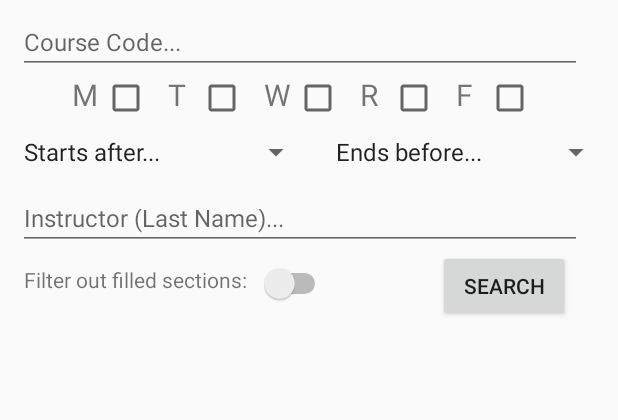
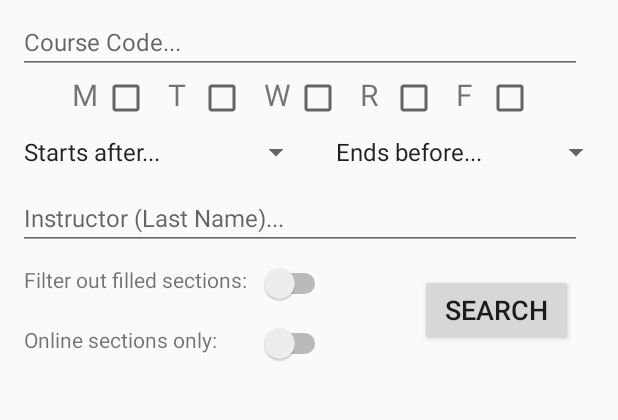
Before and after one commit to tysondoberneck/GradPlanProject, an Android app: the SearchActivity screen opened directly, with no data from a screen before it, on a phone screen of 412 x 824 dp, the part 84-504 px from its top. Run offline under Robolectric (Android 15) with nearby library versions, the phone set to English and light mode, and no system bars; our stand-ins replace Firebase (no records; nobody signed in at launch, a user with empty details on screens opened directly); libraries missing offline, so code that uses them is left out: com.mikepenz.materialdrawer; 8 statements that could not run were skipped.

```diff
--- a/app/src/main/java/com/example/gradplanproject/CourseViewActivity.java
+++ b/app/src/main/java/com/example/gradplanproject/CourseViewActivity.java
@@ -140,11 +140,6 @@ public class CourseViewActivity extends AppCompatActivity {
         prefsEditor.apply();
     }
 
-    public void onClickLogin(View view) {
-        Intent intent = new Intent(this, LoginActivity.class);
-        startActivity(intent);
-    }
-
     public void onClickNext(View view) {
         Intent intent = new Intent(this, SearchActivity.class);
         startActivity(intent);
--- a/app/src/main/res/layout/activity_search.xml
+++ b/app/src/main/res/layout/activity_search.xml
@@ -48,10 +48,8 @@
         android:layout_width="0dp"
         android:layout_height="0dp"
         android:layout_marginStart="8dp"
-        android:layout_marginLeft="8dp"
-        android:layout_marginTop="60dp"
+        android:layout_marginTop="120dp"
         android:layout_marginEnd="8dp"
-        android:layout_marginRight="8dp"
         android:layout_marginBottom="16dp"
         android:scrollbars="vertical"
         app:layout_constraintBottom_toBottomOf="parent"
@@ -145,7 +143,7 @@
         app:layout_constraintTop_toTopOf="@+id/relativeLayout" />
 
     <TextView
-        android:id="@+id/textView1"
+        android:id="@+id/textView"
         android:layout_width="wrap_content"
         android:layout_height="32dp"
         android:layout_marginStart="16dp"
@@ -155,6 +153,18 @@
         app:layout_constraintStart_toStartOf="parent"
         app:layout_constraintTop_toBottomOf="@+id/editText" />
 
+    <TextView
+        android:id="@+id/textView1"
+        android:layout_width="0dp"
+        android:layout_height="32dp"
+        android:layout_marginStart="16dp"
+        android:layout_marginTop="8dp"
+        android:text="Online sections only:"
+        android:textSize="14sp"
+        app:layout_constraintEnd_toEndOf="@+id/textView"
+        app:layout_constraintStart_toStartOf="parent"
+        app:layout_constraintTop_toBottomOf="@+id/textView" />
+
     <Switch
         android:id="@+id/switch1"
         android:layout_width="wrap_content"
@@ -162,20 +172,31 @@
         android:layout_marginStart="8dp"
         android:layout_marginLeft="8dp"
         android:layout_marginTop="6dp"
-        app:layout_constraintStart_toEndOf="@+id/textView1"
+        app:layout_constraintStart_toEndOf="@+id/textView"
         app:layout_constraintTop_toBottomOf="@+id/editText"
         android:onClick="onCheckedChanged"/>
+
+    <Switch
+        android:id="@+id/switch2"
+        android:layout_width="wrap_content"
+        android:layout_height="32dp"
+        android:layout_marginStart="8dp"
+        android:layout_marginTop="8dp"
+        android:onClick="onCheckedChanged"
+        app:layout_constraintStart_toEndOf="@+id/textView1"
+        app:layout_constraintTop_toBottomOf="@+id/switch1" />
 
     <Button
         android:id="@+id/button1"
         android:layout_width="wrap_content"
         android:layout_height="wrap_content"
-        android:layout_marginEnd="32dp"
-        android:layout_marginRight="32dp"
-        android:text="Search"
+        android:layout_marginTop="16dp"
+        android:layout_marginEnd="30dp"
+        android:onClick="searchCoursesByFilter"
+        android:text=" Search "
+        android:textSize="18sp"
         app:layout_constraintEnd_toEndOf="parent"
-        app:layout_constraintTop_toBottomOf="@+id/editText"
-        android:onClick="searchCoursesByFilter"/>
+        app:layout_constraintTop_toBottomOf="@+id/editText" />
 
 
     <TextView
```
